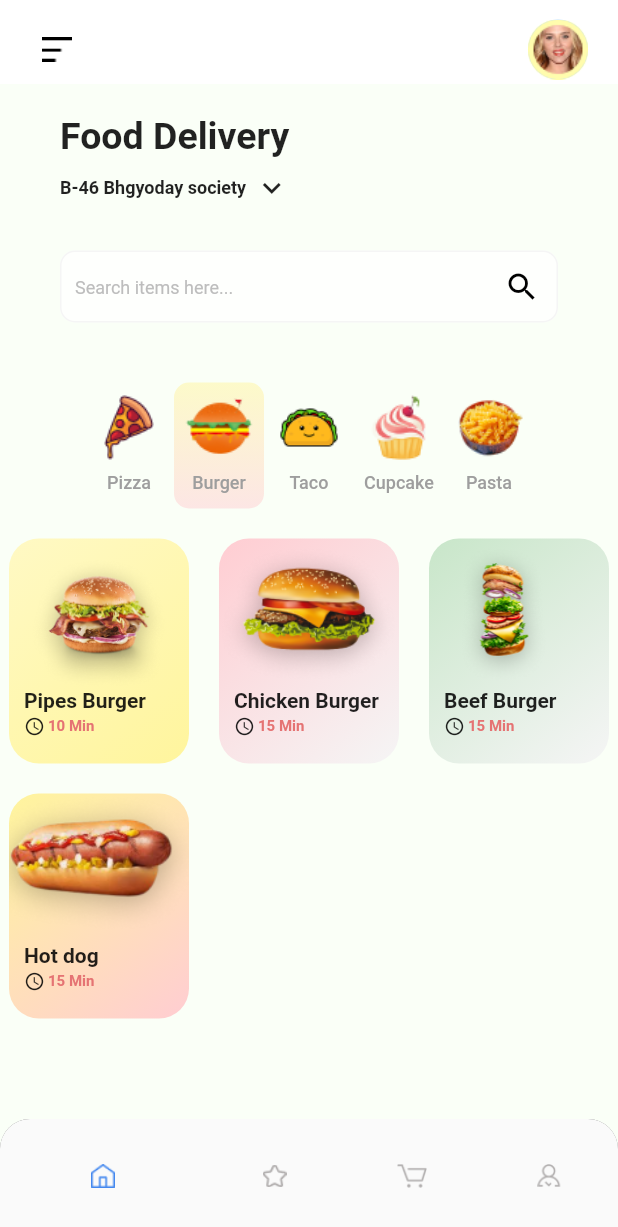
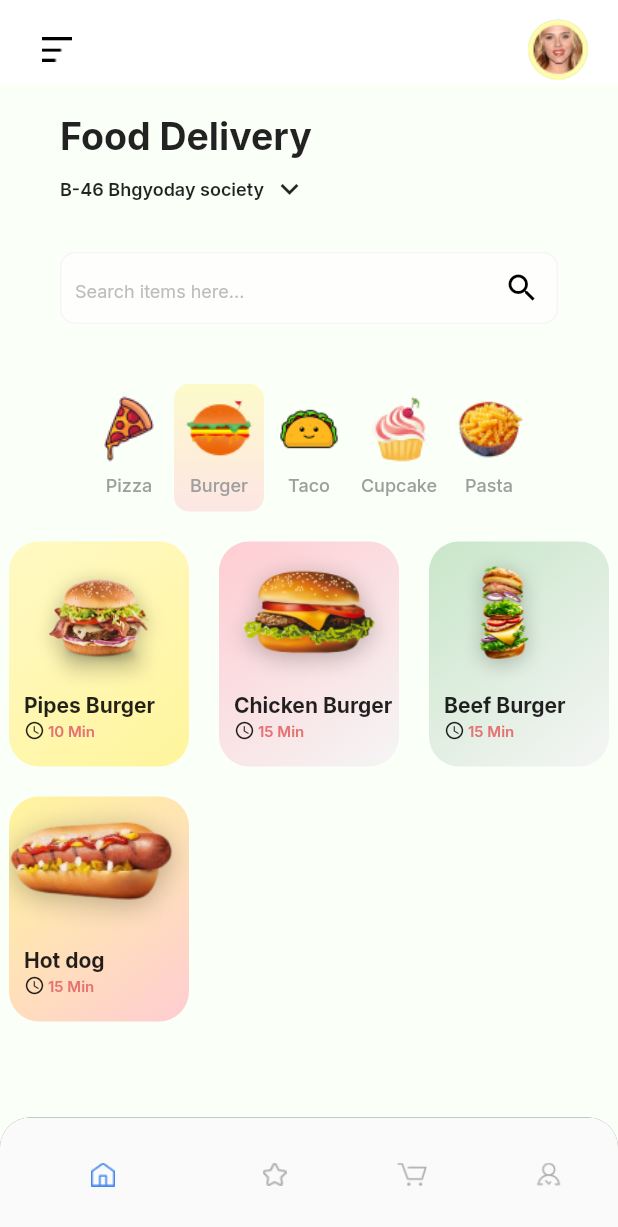
Before and after one commit to Abo-Zahra/Food-App-Flutter, a Flutter app: the screen it shows after launch, on a phone screen of 412 x 824 dp. Shown: the top 1227 px of the screen. Run offline on Flutter 3.47's test engine with Material 2 defaults, Android fonts, the phone set to English and light mode, and no system bars; our stand-ins replace google_fonts.

Commit message:
main: use inter font
same one used in the figma design

```diff
--- a/lib/main.dart
+++ b/lib/main.dart
@@ -1,5 +1,6 @@
 import 'package:flutter/material.dart';
 import 'package:food_app_ui/screens/screens.dart';
+import 'package:google_fonts/google_fonts.dart';
 
 void main() {
   runApp(MyApp());
@@ -11,7 +12,12 @@ class MyApp extends StatelessWidget {
     return MaterialApp(
       debugShowCheckedModeBanner: false,
       title: 'Food App',
-      theme: ThemeData(primaryColor: Colors.white),
+      theme: ThemeData(
+        primaryColor: Colors.white,
+        textTheme: GoogleFonts.interTextTheme(
+          Theme.of(context).textTheme,
+        ),
+      ),
       home: Home(),
     );
   }
--- a/pubspec.yaml
+++ b/pubspec.yaml
@@ -27,7 +27,7 @@ dependencies:
   # The following adds the Cupertino Icons font to your application.
   # Use with the CupertinoIcons class for iOS style icons.
   cupertino_icons: ^1.0.2
-  riverpod: any
+  google_fonts: any
 
 dev_dependencies:
   flutter_test:
```
Also changed, not shown: pubspec.lock.
